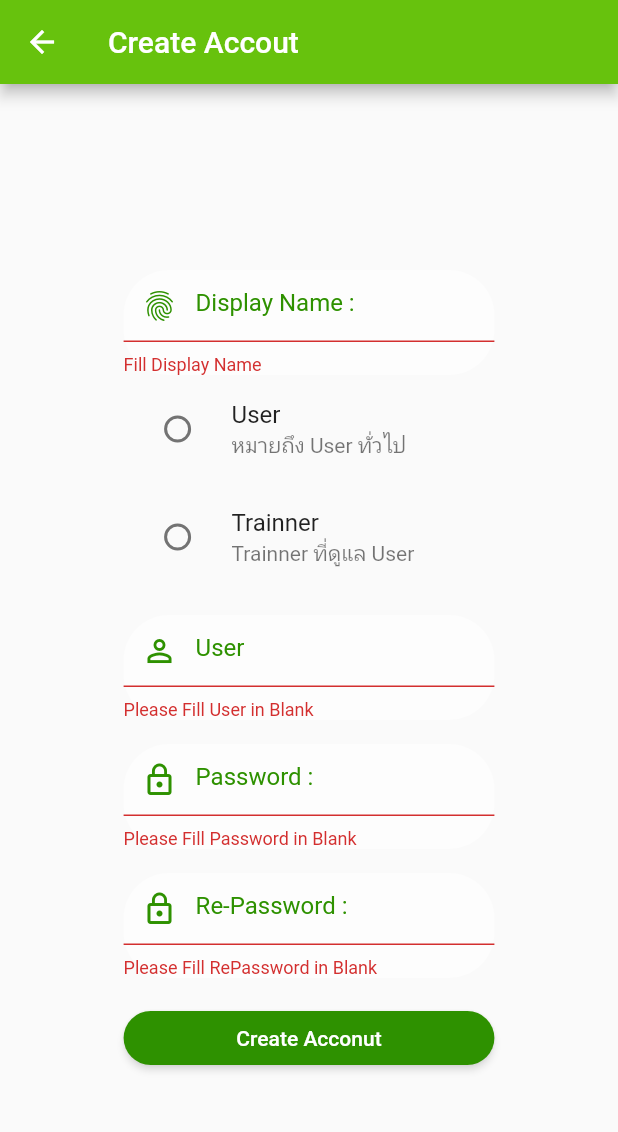
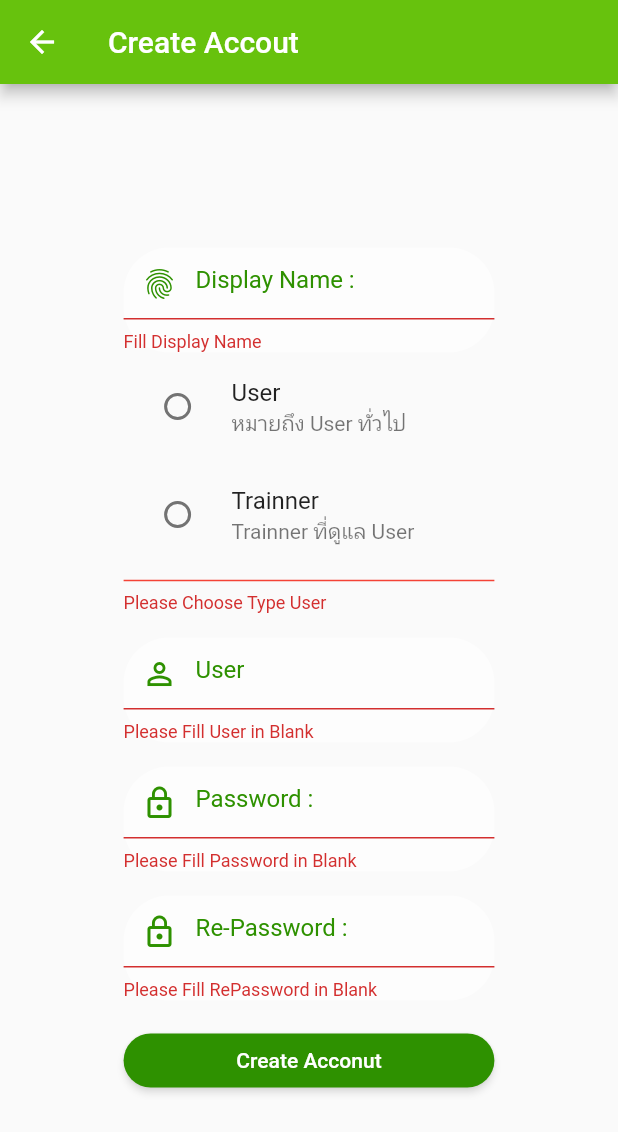
Before and after one commit to KctPiyawat/CareBMI, a Flutter app: the CreateAccount screen opened by its route, after a tap on "Create Acconut", on a phone screen of 412 x 824 dp. Shown: the top 1132 px of the screen. Run offline on Flutter 3.47's test engine with Material 2 defaults, Android fonts, the phone set to English and light mode, and no system bars; our stand-ins replace introduction_screen, shared_preferences; accounts and stored records are empty.

Commit message:
finish 19Feb

```diff
--- a/lib/states/create_account.dart
+++ b/lib/states/create_account.dart
@@ -10,6 +10,7 @@ class CreateAccount extends StatefulWidget {
 class _CreateAccountState extends State<CreateAccount> {
   String typeUser, name, user, password, repassword;
   final formKey = GlobalKey<FormState>();
+  bool statusRadio = true;
 
   Container buildDisplayName(BuildContext context) {
     return Container(
@@ -39,7 +40,7 @@ class _CreateAccountState extends State<CreateAccount> {
       child: TextFormField(
         onSaved: (newValue) => user = newValue.trim(),
         validator: (value) {
-          if (value?.isEmpty??true) {
+          if (value?.isEmpty ?? true) {
             return 'Please Fill User in Blank';
           } else {
             return null;
@@ -56,9 +57,10 @@ class _CreateAccountState extends State<CreateAccount> {
       decoration: MyStyle().whiteBoxDecoration(),
       margin: EdgeInsets.only(top: 16),
       width: MediaQuery.of(context).size.width * 0.6,
-      child: TextFormField(onSaved: (newValue) => password = newValue.trim(),
+      child: TextFormField(
+        onSaved: (newValue) => password = newValue.trim(),
         validator: (value) {
-          if (value?.isEmpty??true) {
+          if (value?.isEmpty ?? true) {
             return 'Please Fill Password in Blank';
           } else {
             return null;
@@ -78,9 +80,10 @@ class _CreateAccountState extends State<CreateAccount> {
       decoration: MyStyle().whiteBoxDecoration(),
       margin: EdgeInsets.only(top: 16),
       width: MediaQuery.of(context).size.width * 0.6,
-      child: TextFormField(onSaved: (newValue) => repassword = newValue.trim(),
+      child: TextFormField(
+        onSaved: (newValue) => repassword = newValue.trim(),
         validator: (value) {
-          if (value?.isEmpty??true) {
+          if (value?.isEmpty ?? true) {
             return 'Please Fill RePassword in Blank';
           } else {
             return null;
@@ -110,6 +113,7 @@ class _CreateAccountState extends State<CreateAccount> {
               children: [
                 buildDisplayName(context),
                 buildTypeUser(context),
+                statusRadio ? SizedBox() : buildValidateRadio(context),
                 buildUser(context),
                 buildPassword(context),
                 buildRePassword(context),
@@ -122,6 +126,28 @@ class _CreateAccountState extends State<CreateAccount> {
     );
   }
 
+  Container buildValidateRadio(BuildContext context) {
+    return Container(
+                width: MediaQuery.of(context).size.width * 0.6,
+                child: Column(crossAxisAlignment: CrossAxisAlignment.start,
+                  children: [
+                    Divider(
+                      color: Colors.red,
+                      thickness: 1.0,
+                    ),
+                    Text(
+                      'Please Choose Type User',
+                      style: TextStyle(
+                        color: Colors.red[700],
+                        fontSize: 12,
+                      ),
+                    ),
+                  ],
+                ),
+
+              );
+  }
+
   Container buildCreateAccount(BuildContext context) {
     return Container(
       margin: EdgeInsets.only(top: 16),
@@ -129,8 +155,17 @@ class _CreateAccountState extends State<CreateAccount> {
       child: ElevatedButton(
         style: MyStyle().buttonStyle(),
         onPressed: () {
-          if (formKey.currentState.validate()) {
+          if (formKey.currentState.validate() && typeUser != null ) {
             formKey.currentState.save();
+          }
+          if (typeUser==null) {
+            setState(() {
+              statusRadio = false;
+            });
+          } else {
+            setState(() {
+              statusRadio = true;
+            });
           }
         },
         child: Text('Create Acconut'),
```
